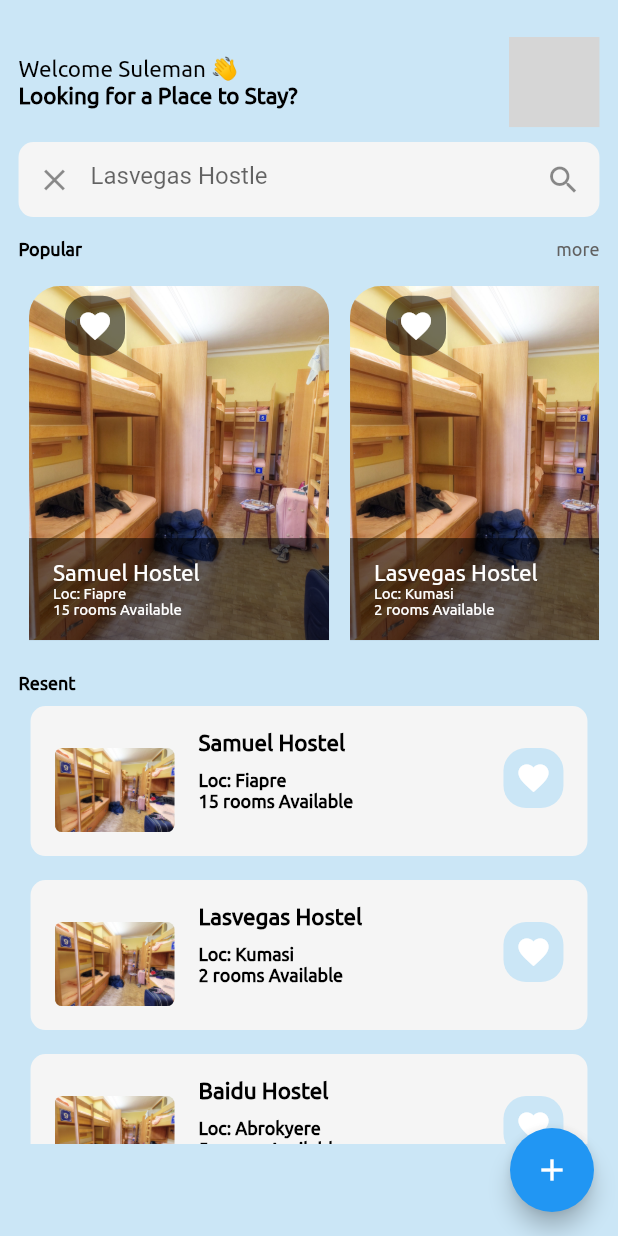
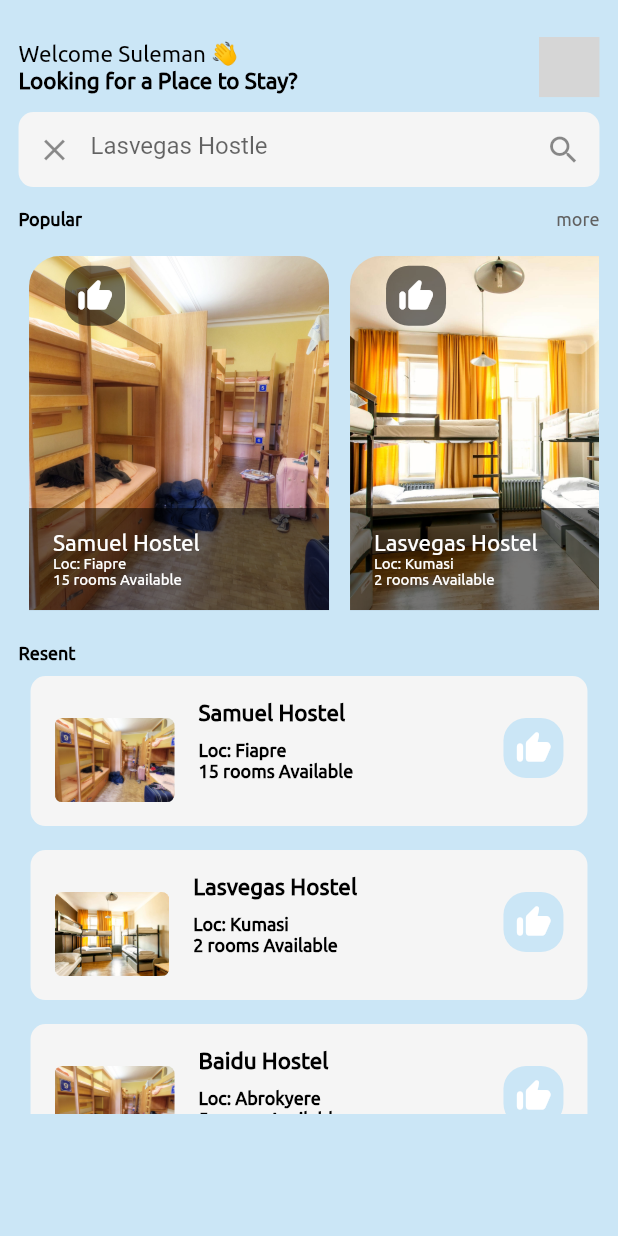
Before and after one commit to Akwasititus/hostel-rental-app, a Flutter app: the UENR screen opened directly, on a phone screen of 412 x 824 dp. Run offline on Flutter 3.47's test engine with Material 2 defaults, Android fonts, the light colour scheme and no system bars; drawn by our look-alikes of flutter_profile_picture; our stand-ins replace carousel_slider, get, readmore; missing offline and left inert: tab_container; grey boxes are pictures that could not be loaded.

Commit message:
local changes

```diff
--- a/lib/Models/hostelCardModel.dart
+++ b/lib/Models/hostelCardModel.dart
@@ -5,31 +5,36 @@ final String hostelName;
 final String hostleInfo;
 final String hostelLocation;
 final String numberOfRoomsAvailable;
+bool favIcon; // how do i call this in my widget
 
-AllHostels(this.hostleInfo,
+AllHostels(this.hostleInfo,this.favIcon,
  {required this.hostelImage,
   required this.hostelName,
   required this.hostelLocation,
-  required this.numberOfRoomsAvailable
+  required this.numberOfRoomsAvailable,
+
 
   });
 }
 
 List<AllHostels> getAllHostles = [
   AllHostels(
+
     hostelImage: 'assets/images/hostel1.jpg',
     hostelName: 'Samuel Hostel',
     numberOfRoomsAvailable: '15 rooms Available',
     'More Info',
+    false,
     hostelLocation: 'Loc: Fiapre',
     ),
 
     AllHostels(
-    hostelImage: 'assets/images/hostel1.jpg',
+    hostelImage: 'assets/images/hostel3.jpg',
     hostelName: 'Lasvegas Hostel',
     numberOfRoomsAvailable: '2 rooms Available',
     hostelLocation: 'Loc: Kumasi',
      'More more info',
+     false,
     ),
 
     AllHostels(
@@ -38,5 +43,33 @@ List<AllHostels> getAllHostles = [
     numberOfRoomsAvailable: '5 rooms Available',
     hostelLocation: 'Loc: Abrokyere',
     'more and more and more',
+    false,
+    ),
+
+     AllHostels(
+    hostelImage: 'assets/images/hostel3.jpg',
+    hostelName: 'Bola Hostel',
+    numberOfRoomsAvailable: '7 rooms Available',
+    hostelLocation: 'Loc: Desmond House',
+    'more and more and more',
+    false,
+    ),
+
+     AllHostels(
+    hostelImage: 'assets/images/hostel1.jpg',
+    hostelName: 'Bright Hostel',
+    numberOfRoomsAvailable: '17 rooms Available',
+    hostelLocation: 'Loc: Zinko',
+    'more and more and more',
+    false,
+    ),
+
+     AllHostels(
+    hostelImage: 'assets/images/hostel3.jpg',
+    hostelName: 'New Hostel',
+    numberOfRoomsAvailable: '5 rooms Available',
+    hostelLocation: 'Loc: Campus',
+    'more and more and more',
+    false,
     ),
 ];
--- a/lib/MotherPage/mother_page.dart
+++ b/lib/MotherPage/mother_page.dart
@@ -62,6 +62,11 @@ class _NavigationHomeState extends State<NavigationHome> {
           ],
         ),
       ),
+      floatingActionButton: FloatingActionButton(
+        child: const Icon(Icons.add),
+        onPressed: (){
+          //print('Presesd');
+        }),
     );
   }
 }
--- a/lib/Screens/schools/UENR.dart
+++ b/lib/Screens/schools/UENR.dart
@@ -1,10 +1,7 @@
 import 'package:flutter/material.dart';
 import 'package:flutter_profile_picture/flutter_profile_picture.dart';
 import 'package:get/get.dart';
-import 'package:get/get_core/src/get_main.dart';
-
 import '../../Models/hostelCardModel.dart';
-import '../../Models/resentCardModel.dart';
 import '../../utils/constants.dart';
 import '../detailPage.dart';
 
@@ -22,6 +19,9 @@ class UENR extends StatefulWidget {
 class _UENRState extends State<UENR> {
 
   bool favoriteColor = false;
+         final TextFieldController  = TextEditingController();
+
+
 
   @override
   Widget build(BuildContext context) {
@@ -56,7 +56,7 @@ class _UENRState extends State<UENR> {
                       name: 'Johnson Suleman',
                       tooltip: true,
                       role: 'Student',
-                      radius: 30,
+                      radius: 20,
                        fontsize: 21,
                         ),
 
@@ -71,11 +71,12 @@ class _UENRState extends State<UENR> {
                 borderRadius: BorderRadius.circular(10)),
             child: Center(
               child: TextField(
+                controller: TextFieldController,
                 decoration: InputDecoration(
                     prefixIcon:  IconButton(
                       icon: const Icon(Icons.clear),
                       onPressed: () {
-                        /* do clear */
+                        TextFieldController.clear();
                       },
                     ),
                     suffixIcon: IconButton(
@@ -111,15 +112,17 @@ class _UENRState extends State<UENR> {
             itemCount: getAllHostles.length,
             scrollDirection: Axis.horizontal,
             itemBuilder: (context,index){
+
+              final hostel = getAllHostles[index];
               return Padding(
             padding: const EdgeInsets.all(7.0),
             child: GestureDetector(
               onTap: (){
                 Get.to( const Detail(), arguments: {
-                  'hostelsName': getAllHostles[index].hostelName.toString(),
-                  'hostelLocation': getAllHostles[index].hostelLocation.toString(),
-                  'imgURL': getAllHostles[index].hostelImage,
-                  'amount': getAllHostles[index].numberOfRoomsAvailable.toString()
+                  'hostelsName': hostel.hostelName.toString(),
+                  'hostelLocation': hostel.hostelLocation.toString(),
+                  'imgURL': hostel.hostelImage,
+                  'amount': hostel.numberOfRoomsAvailable.toString()
 
                 });
               },
@@ -142,12 +145,15 @@ class _UENRState extends State<UENR> {
                             borderRadius: BorderRadius.circular(15.0)
                           ),
                           child: IconButton(
-                              icon: Icon(Icons.favorite,color: favoriteColor?
+                              icon: Icon(hostel.favIcon
+                              ?Icons.favorite
+                              :Icons.thumb_up_alt_rounded,
+                              color: hostel.favIcon?
                               Colors.red:
                               Colors.white),
                               onPressed: () {
                                 setState(() {
-                                  favoriteColor = !favoriteColor;
+                                 hostel.favIcon = !hostel.favIcon;
                                 });
                                 /* Add to Favarate */
                               },
@@ -157,23 +163,25 @@ class _UENRState extends State<UENR> {
                     ),
                     footer: GridTileBar(
                     backgroundColor:Colors.black54,
-                    title: Text(getAllHostles[index].hostelName,
+                    title: Text(hostel.hostelName,
                      style: AppWhiteTextStyle.texth1),
                       subtitle: Column(
                         mainAxisAlignment: MainAxisAlignment.spaceAround,
                         crossAxisAlignment: CrossAxisAlignment.start,
                         children: [
-                          Text(getAllHostles[index].hostelLocation,
+                          Text(hostel.hostelLocation,
                           style: AppWhiteTextStyle.texth2),
-                          Text(getAllHostles[index].numberOfRoomsAvailable,
+                          Text(hostel.numberOfRoomsAvailable,
                           style: AppWhiteTextStyle.texth2),
                         ],
                       ),
                     ),
                   child: ClipRRect(
-                  borderRadius: const BorderRadius.only(topLeft: Radius.circular(20.2),topRight: Radius.circular(20.0)), // Image border
+                  borderRadius: const BorderRadius.only(
+                    topLeft: Radius.circular(20.2),
+                    topRight: Radius.circular(20.0)), // Image border
                   child: Image.asset(
-                    getAllHostles[index].hostelImage,
+                    hostel.hostelImage,
                     height: 20.5,
                     fit: BoxFit.cover,
                     ),
@@ -185,7 +193,7 @@ class _UENRState extends State<UENR> {
           ),),
 
 
-           const SizedBox(height: 15,),
+           const SizedBox(height: 15),
           const Text('Resent',
           style: AppBlackTextStyle.texth2),
         SizedBox(
@@ -193,14 +201,15 @@ class _UENRState extends State<UENR> {
           child: ListView.builder(
             itemCount: getAllHostles.length,
             itemBuilder: (context,index){
+
+              final hostel1 = getAllHostles[index];
           return GestureDetector(
             onTap: (){
-
               Get.to( const Detail(), arguments: {
-                'hostelsName': getAllHostles[index].hostelName.toString(),
-                'hostelLocation': getAllHostles[index].hostelLocation.toString(),
-                'imgURL': getAllHostles[index].hostelImage,
-                'amount': getAllHostles[index].numberOfRoomsAvailable.toString()
+                'hostelsName': hostel1.hostelName.toString(),
+                'hostelLocation': hostel1.hostelLocation.toString(),
+                'imgURL': hostel1.hostelImage,
+                'amount': hostel1.numberOfRoomsAvailable.toString()
               });
             },
             child: Padding(
@@ -215,14 +224,14 @@ class _UENRState extends State<UENR> {
                 child: Padding(
                   padding: const EdgeInsets.only(top: 12.0),
                   child: ListTile(
-                    title: Text(getAllHostles[index].hostelName,
+                    title: Text(hostel1.hostelName,
                     style: AppBlackTextStyle.texth1
                     ),
                     subtitle: Column(
                       crossAxisAlignment: CrossAxisAlignment.start,
                       children: [
                          const SizedBox(height: 10),
-                        Text(getAllHostles[index].hostelLocation,
+                        Text(hostel1.hostelLocation,
                         style: AppBlackTextStyle.texth2),
                         // const SizedBox(height: 7,),
 
@@ -231,17 +240,17 @@ class _UENRState extends State<UENR> {
                         // Text(getAllHostles[index].hostleInfo,
                         // style: AppBlackTextStyle.texth2
                         // ),
-                        Text(getAllHostles[index].numberOfRoomsAvailable,
+                        Text(hostel1.numberOfRoomsAvailable,
                         style: AppBlackTextStyle.texth2
                         ),
                       ],
                     ),
                     leading: ClipRRect(
-                  borderRadius: BorderRadius.circular(5), // Image border
+                  borderRadius: BorderRadius.circular(5),
                   child: Hero(
                      tag: 'hostelImage',
                     child: Image.asset(
-                        getAllHostles[index].hostelImage,
+                        hostel1.hostelImage,
                         fit: BoxFit.cover,
                         ),
                   ),
@@ -254,12 +263,15 @@ class _UENRState extends State<UENR> {
                             borderRadius: BorderRadius.circular(15.0)
                           ),
                           child: IconButton(
-                              icon: Icon(Icons.favorite,color: favoriteColor?
+                              icon: Icon(hostel1.favIcon
+                              ?Icons.favorite
+                              :Icons.thumb_up_alt_rounded,
+                              color: hostel1.favIcon?
                               Colors.red:
                               Colors.white),
                               onPressed: () {
                                 setState(() {
-                                  favoriteColor = !favoriteColor;
+                                 hostel1.favIcon = !hostel1.favIcon;
                                 });
                                 /* Add to Favarate */
                               },
@@ -271,23 +283,12 @@ class _UENRState extends State<UENR> {
             ),
           );
             }),
-        )
 
-              ],
+            )],
             ),
           ),
         ),
-      floatingActionButton: FloatingActionButton(
 
-        child: IconButton(
-                icon: const Icon(Icons.add),
-                onPressed: () {
-                  /* do clear */
-              },
-            ),
-        onPressed: (){
-          print('Presesd');
-          }),
       ),
     );
 
```
Also changed, not shown: lib/MotherPage/homestels.dart (+89 -1 lines), lib/Screens/detailPage.dart (+39 -9 lines), lib/Screens/home.dart (+13 -7 lines), lib/utils/widgets/buttons.dart (added, +30 -0 lines).
